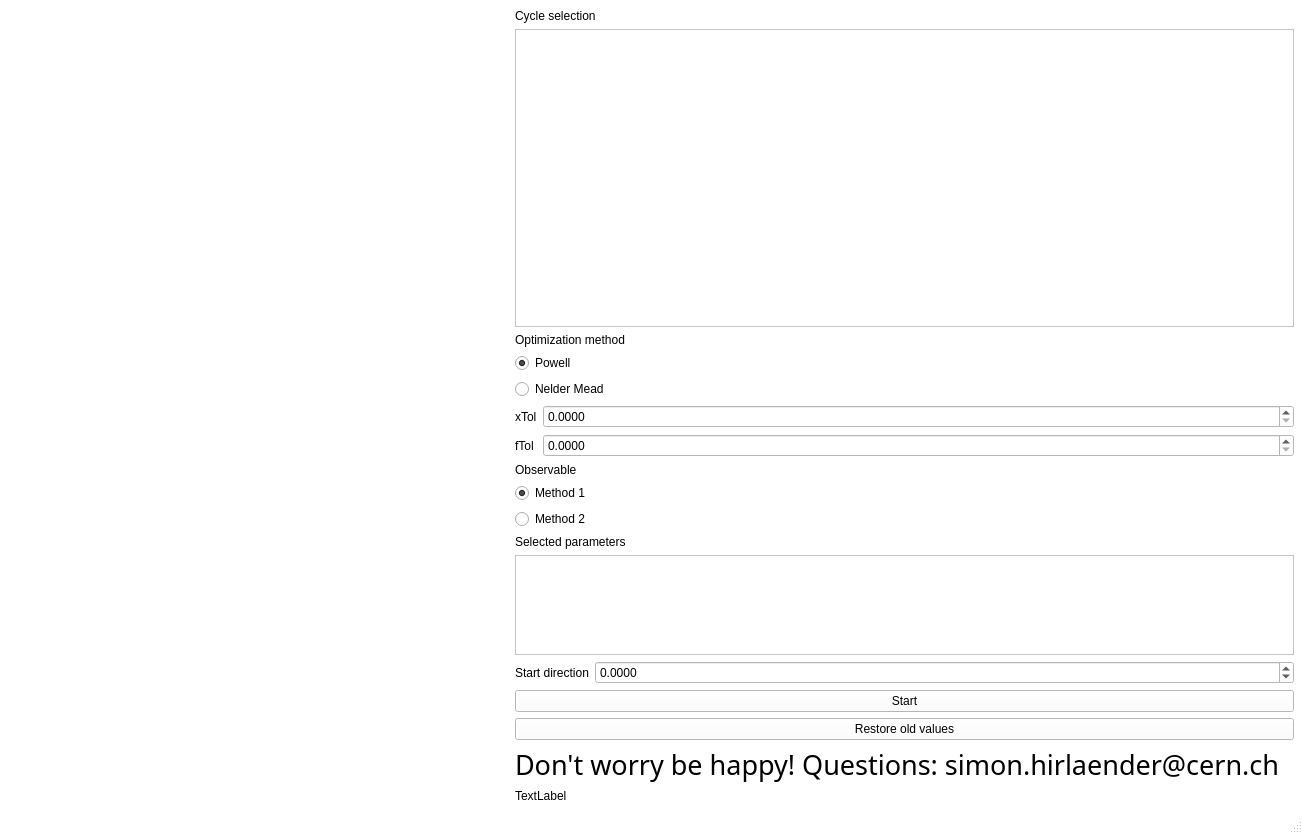
Qt form sceleton.ui (MathPhysSim/ZS_optimization) before a commit.
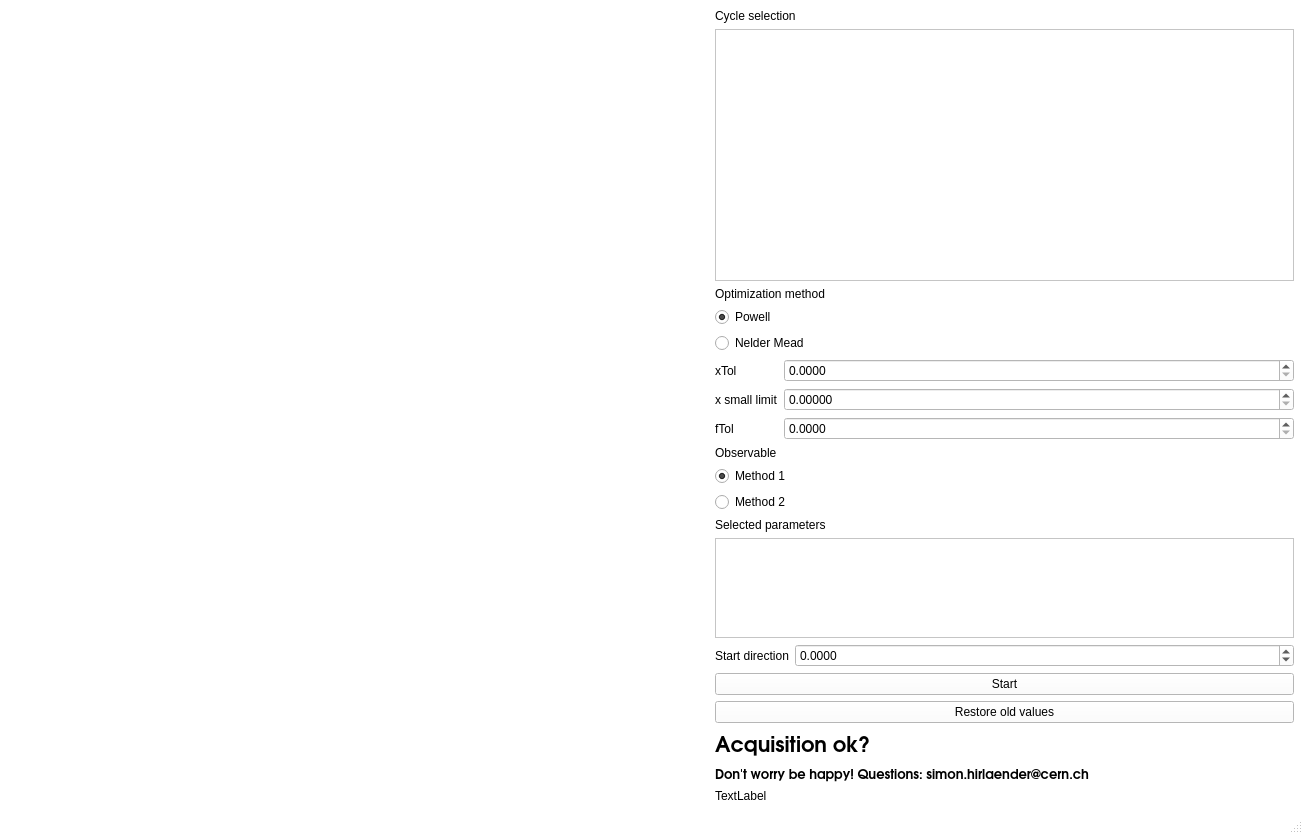
The same form after that commit. Icons and pictures are not drawn. Custom widgets are drawn as their Qt base class.

Diff of the .ui file:
```diff
--- a/sceleton.ui
+++ b/sceleton.ui
@@ -447,7 +447,7 @@
       </property>
       <property name="minimumSize">
        <size>
-        <width>500</width>
+        <width>700</width>
         <height>0</height>
        </size>
       </property>
@@ -533,14 +533,14 @@
             </property>
            </widget>
           </item>
-          <item row="1" column="0">
+          <item row="2" column="0">
            <widget class="QLabel" name="label_2">
             <property name="text">
              <string>fTol</string>
             </property>
            </widget>
           </item>
-          <item row="1" column="1">
+          <item row="2" column="1">
            <widget class="QDoubleSpinBox" name="spinBoxFTolValue">
             <property name="minimumSize">
              <size>
@@ -572,6 +572,29 @@
             </property>
            </widget>
           </item>
+          <item row="1" column="1">
+           <widget class="QDoubleSpinBox" name="doubleSpinBoxXSmall">
+            <property name="minimumSize">
+             <size>
+              <width>0</width>
+              <height>20</height>
+             </size>
+            </property>
+            <property name="decimals">
+             <number>5</number>
+            </property>
+            <property name="singleStep">
+             <double>0.000100000000000</double>
+            </property>
+           </widget>
+          </item>
+          <item row="1" column="0">
+           <widget class="QLabel" name="label_4">
+            <property name="text">
+             <string>x small limit</string>
+            </property>
+           </widget>
+          </item>
          </layout>
         </item>
         <item>
@@ -688,12 +711,32 @@
         </property>
        </widget>
       </item>
+      <item>
+       <widget class="QLabel" name="labelDataOK">
+        <property name="font">
+         <font>
+          <family>URW Gothic L</family>
+          <pointsize>16</pointsize>
+          <weight>75</weight>
+          <bold>true</bold>
+         </font>
+        </property>
+        <property name="autoFillBackground">
+         <bool>true</bool>
+        </property>
+        <property name="text">
+         <string>Acquisition ok?</string>
+        </property>
+       </widget>
+      </item>
       <item>
        <widget class="QLabel" name="label_3">
         <property name="font">
          <font>
-          <family>AR PL UMing CN</family>
-          <pointsize>20</pointsize>
+          <family>URW Gothic L</family>
+          <pointsize>10</pointsize>
+          <weight>75</weight>
+          <bold>true</bold>
          </font>
         </property>
         <property name="frameShape">
```
Left out of the diff: 2 changed lines with no effect on the pictures.
